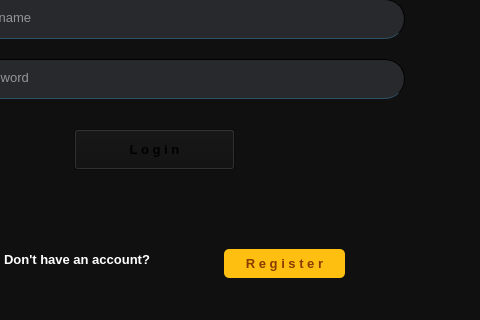
Qt form frontend/login.ui (rushii1192/covid-mgmt) before a commit; both pictures show x 176 to 656 and y 270 to 590 of the 656 by 590 pixel window.
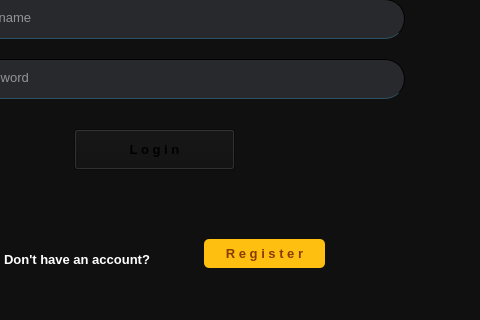
The same form after that commit.

```diff
--- a/frontend/login.ui
+++ b/frontend/login.ui
@@ -151,8 +151,8 @@
    <widget class="QPushButton" name="registerButton">
     <property name="geometry">
      <rect>
-      <x>400</x>
-      <y>500</y>
+      <x>380</x>
+      <y>490</y>
       <width>121</width>
       <height>29</height>
      </rect>
```
